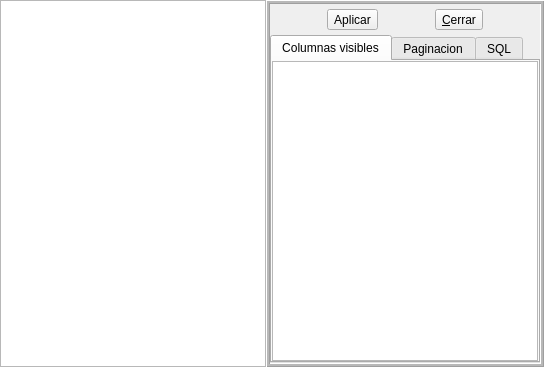
Above: bulmages/bulmalib/src/blsubformbase.ui from eboladev/Bulmages-1 before the change. Below: the same form after it.
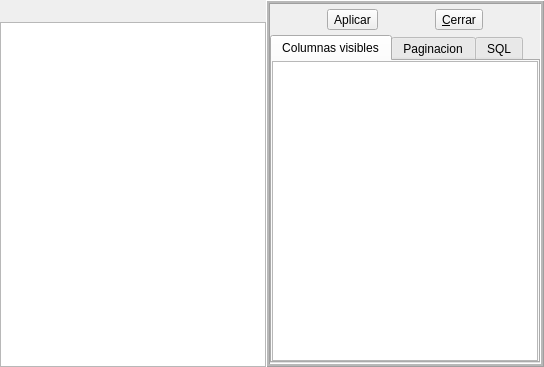
That is the form after the change. Icons and pictures are not drawn. Custom widgets are drawn as their Qt base class.

Commit message: Preparo una botonera para los subformularios que sirva para poner en modo visual los menus contextuales que salen con el boton derecho del ratón. Curiosamente la mayor parte de problemas vienen pq la gente no usa el botón derecho del ratón

```diff
--- a/bulmages/bulmalib/src/blsubformbase.ui
+++ b/bulmages/bulmalib/src/blsubformbase.ui
@@ -13,14 +13,127 @@
   <property name="windowTitle">
    <string>Configuracion Subformularios</string>
   </property>
-  <layout class="QGridLayout">
-   <property name="margin">
-    <number>0</number>
-   </property>
+  <layout class="QHBoxLayout" name="horizontalLayout">
    <property name="spacing">
     <number>0</number>
    </property>
-   <item row="0" column="1">
+   <property name="margin">
+    <number>0</number>
+   </property>
+   <item>
+    <layout class="QVBoxLayout" name="verticalLayout">
+     <property name="spacing">
+      <number>0</number>
+     </property>
+     <item>
+      <widget class="QFrame" name="mui_menusubform">
+       <property name="minimumSize">
+        <size>
+         <width>0</width>
+         <height>22</height>
+        </size>
+       </property>
+       <property name="maximumSize">
+        <size>
+         <width>16777215</width>
+         <height>22</height>
+        </size>
+       </property>
+       <property name="frameShape">
+        <enum>QFrame::NoFrame</enum>
+       </property>
+       <property name="frameShadow">
+        <enum>QFrame::Plain</enum>
+       </property>
+       <property name="lineWidth">
+        <number>0</number>
+       </property>
+       <layout class="QHBoxLayout" name="horizontalLayout_2">
+        <property name="spacing">
+         <number>0</number>
+        </property>
+        <property name="margin">
+         <number>0</number>
+        </property>
+        <item>
+         <layout class="QHBoxLayout" name="hboxLayout1">
+          <property name="spacing">
+           <number>0</number>
+          </property>
+         </layout>
+        </item>
+        <item>
+         <spacer name="horizontalSpacer">
+          <property name="orientation">
+           <enum>Qt::Horizontal</enum>
+          </property>
+          <property name="sizeHint" stdset="0">
+           <size>
+            <width>241</width>
+            <height>19</height>
+           </size>
+          </property>
+         </spacer>
+        </item>
+       </layout>
+      </widget>
+     </item>
+     <item>
+      <widget class="BlTableWidget" name="mui_list">
+       <property name="sizePolicy">
+        <sizepolicy hsizetype="Expanding" vsizetype="Expanding">
+         <horstretch>0</horstretch>
+         <verstretch>0</verstretch>
+        </sizepolicy>
+       </property>
+       <property name="palette">
+        <palette>
+         <active>
+          <colorrole role="Highlight">
+           <brush brushstyle="SolidPattern">
+            <color alpha="255">
+             <red>65</red>
+             <green>139</green>
+             <blue>212</blue>
+            </color>
+           </brush>
+          </colorrole>
+         </active>
+         <inactive>
+          <colorrole role="Highlight">
+           <brush brushstyle="SolidPattern">
+            <color alpha="255">
+             <red>78</red>
+             <green>170</green>
+             <blue>255</blue>
+            </color>
+           </brush>
+          </colorrole>
+         </inactive>
+         <disabled>
+          <colorrole role="Highlight">
+           <brush brushstyle="SolidPattern">
+            <color alpha="255">
+             <red>214</red>
+             <green>213</green>
+             <blue>211</blue>
+            </color>
+           </brush>
+          </colorrole>
+         </disabled>
+        </palette>
+       </property>
+       <property name="editTriggers">
+        <set>QAbstractItemView::AllEditTriggers</set>
+       </property>
+       <property name="horizontalScrollMode">
+        <enum>QAbstractItemView::ScrollPerPixel</enum>
+       </property>
+      </widget>
+     </item>
+    </layout>
+   </item>
+   <item>
     <widget class="QFrame" name="mui_configurador">
      <property name="sizePolicy">
       <sizepolicy hsizetype="Expanding" vsizetype="Preferred">
@@ -2389,59 +2502,6 @@
      </layout>
     </widget>
    </item>
-   <item row="0" column="0">
-    <widget class="BlTableWidget" name="mui_list">
-     <property name="sizePolicy">
-      <sizepolicy hsizetype="Expanding" vsizetype="Expanding">
-       <horstretch>0</horstretch>
-       <verstretch>0</verstretch>
-      </sizepolicy>
-     </property>
-     <property name="palette">
-      <palette>
-       <active>
-        <colorrole role="Highlight">
-         <brush brushstyle="SolidPattern">
-          <color alpha="255">
-           <red>65</red>
-           <green>139</green>
-           <blue>212</blue>
-          </color>
-         </brush>
-        </colorrole>
-       </active>
-       <inactive>
-        <colorrole role="Highlight">
-         <brush brushstyle="SolidPattern">
-          <color alpha="255">
-           <red>78</red>
-           <green>170</green>
-           <blue>255</blue>
-          </color>
-         </brush>
-        </colorrole>
-       </inactive>
-       <disabled>
-        <colorrole role="Highlight">
-         <brush brushstyle="SolidPattern">
-          <color alpha="255">
-           <red>214</red>
-           <green>213</green>
-           <blue>211</blue>
-          </color>
-         </brush>
-        </colorrole>
-       </disabled>
-      </palette>
-     </property>
-     <property name="editTriggers">
-      <set>QAbstractItemView::AllEditTriggers</set>
-     </property>
-     <property name="horizontalScrollMode">
-      <enum>QAbstractItemView::ScrollPerPixel</enum>
-     </property>
-    </widget>
-   </item>
   </layout>
  </widget>
  <customwidgets>
```
The commit also changes 2 other files.
